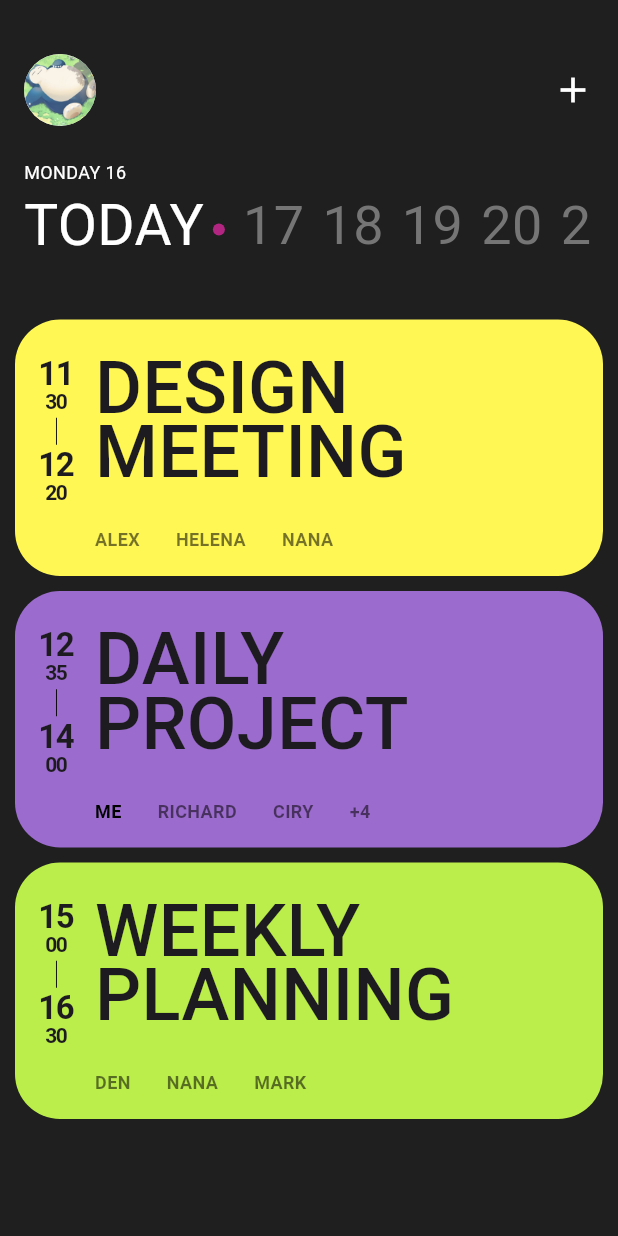
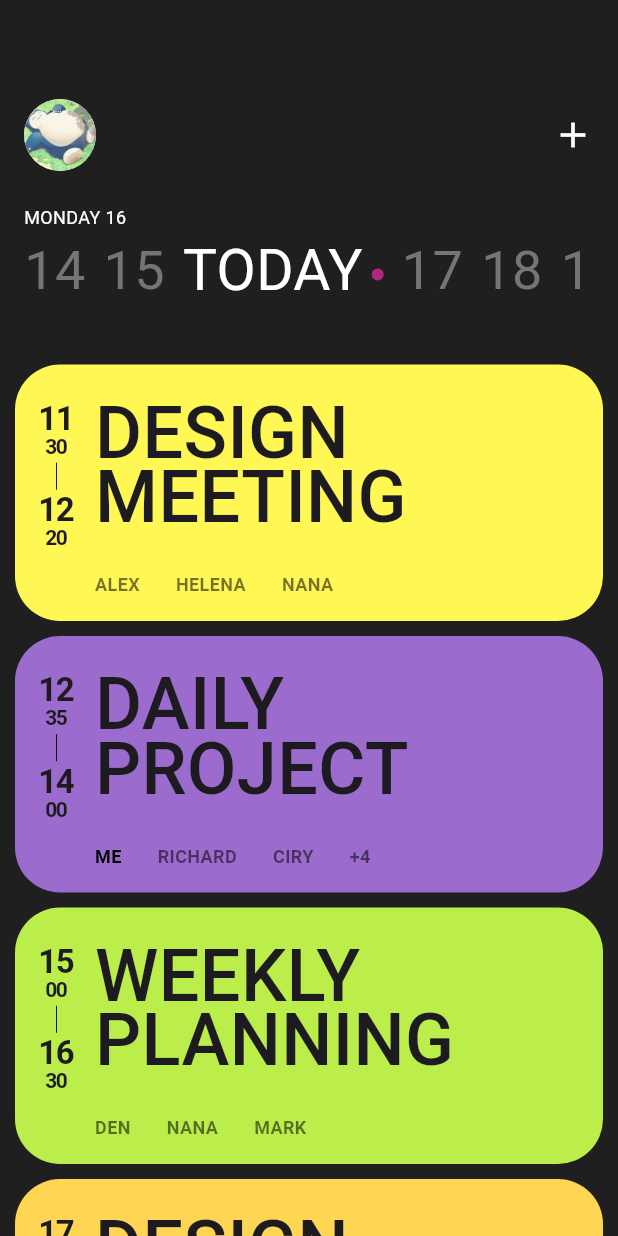
Before and after one commit to zerosial/Flutter_Dictionary, a Flutter app: the screen it shows after launch, on a phone screen of 412 x 824 dp. Run offline on Flutter 3.47's test engine with Material 3 defaults, Android fonts, the phone set to English and light mode, and no system bars.

Commit message:
feat: 공백 일부 추가

```diff
--- a/flutterzero/lib/screens/design_screen.dart
+++ b/flutterzero/lib/screens/design_screen.dart
@@ -21,7 +21,7 @@ class _DesignScreenState extends State<DesignScreen> {
             crossAxisAlignment: CrossAxisAlignment.start,
             children: [
               const SizedBox(
-                height: 10,
+                height: 40,
               ),
               const Padding(
                 padding: EdgeInsets.all(6),
@@ -58,6 +58,22 @@ class _DesignScreenState extends State<DesignScreen> {
                       child: Row(
                         spacing: 12,
                         children: [
+                          Text(
+                            "14",
+                            style: TextStyle(
+                              color: Colors.grey[600],
+                              fontSize: 36,
+                              fontWeight: FontWeight.w400,
+                            ),
+                          ),
+                          Text(
+                            "15",
+                            style: TextStyle(
+                              color: Colors.grey[600],
+                              fontSize: 36,
+                              fontWeight: FontWeight.w400,
+                            ),
+                          ),
                           Row(
                             spacing: 6,
                             children: [
@@ -123,6 +139,14 @@ class _DesignScreenState extends State<DesignScreen> {
                               fontWeight: FontWeight.w400,
                             ),
                           ),
+                          Text(
+                            "22",
+                            style: TextStyle(
+                              color: Colors.grey[600],
+                              fontSize: 36,
+                              fontWeight: FontWeight.w400,
+                            ),
+                          ),
                         ],
                       ),
                     ),
@@ -158,7 +182,16 @@ class _DesignScreenState extends State<DesignScreen> {
                 meetingTitle: "WEEKLY PLANNING",
                 participants: ["Den", "NANA", "MARK"],
                 color: Color(0xFFBCEE4B),
-              )
+              ),
+              const MeetingCard(
+                startHour: "17",
+                startMinute: "00",
+                endHour: "18",
+                endMinute: "00",
+                meetingTitle: "DESIGN MEETING",
+                participants: ["Alex", "Helena", "Nana"],
+                color: Color.fromARGB(255, 254, 214, 84),
+              ),
             ],
           ),
         ),
```
